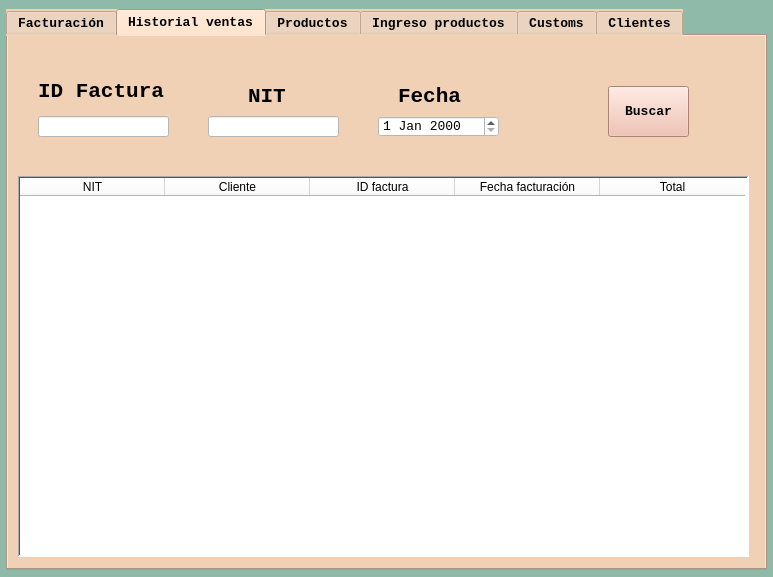
Before: the Qt Designer form Ventas.ui in san13660/bd-proyecto-2, drawn with Qt 5.
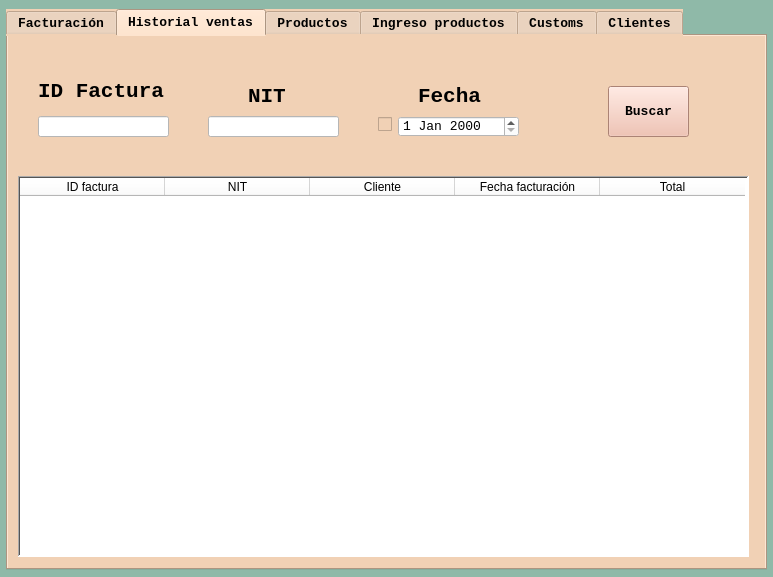
After: the same form once the commit is applied.

The edit to the form file:
```diff
--- a/Ventas.ui
+++ b/Ventas.ui
@@ -629,6 +629,11 @@
       <attribute name="horizontalHeaderDefaultSectionSize">
        <number>145</number>
       </attribute>
+      <column>
+       <property name="text">
+        <string>ID factura</string>
+       </property>
+      </column>
       <column>
        <property name="text">
         <string>NIT</string>
@@ -639,11 +644,6 @@
         <string>Cliente</string>
        </property>
       </column>
-      <column>
-       <property name="text">
-        <string>ID factura</string>
-       </property>
-      </column>
       <column>
        <property name="text">
         <string>Fecha facturación</string>
@@ -658,7 +658,7 @@
      <widget class="QLabel" name="labelFecha">
       <property name="geometry">
        <rect>
-        <x>390</x>
+        <x>410</x>
         <y>50</y>
         <width>71</width>
         <height>21</height>
@@ -679,7 +679,7 @@
      <widget class="QDateEdit" name="de_historialventas_fecha">
       <property name="geometry">
        <rect>
-        <x>370</x>
+        <x>390</x>
         <y>80</y>
         <width>121</width>
         <height>21</height>
@@ -695,6 +695,19 @@
        <string notr="true">background-color: rgb(255, 255, 255);</string>
       </property>
      </widget>
+     <widget class="QCheckBox" name="cb_historialventas_fecha">
+      <property name="geometry">
+       <rect>
+        <x>370</x>
+        <y>80</y>
+        <width>16</width>
+        <height>16</height>
+       </rect>
+      </property>
+      <property name="text">
+       <string/>
+      </property>
+     </widget>
     </widget>
     <widget class="QWidget" name="tabProductos">
      <attribute name="title">
```
